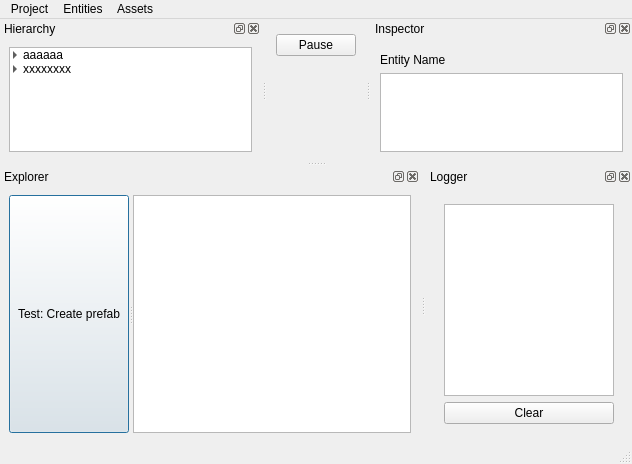
Old version of the form res/WindowMain.ui in the repository Bang3DEngine/OldBang.
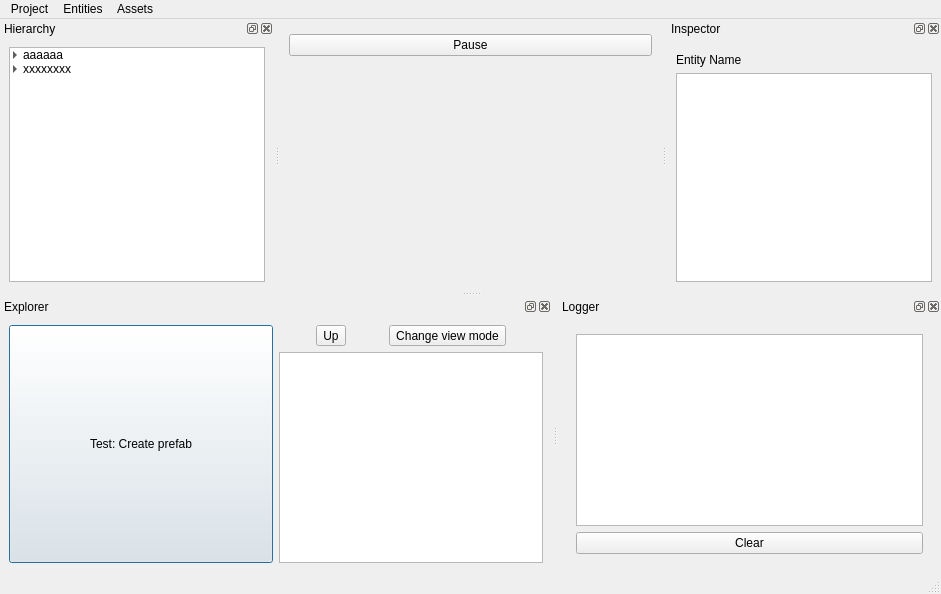
New version of the form. Icons and pictures are not drawn. Custom widgets are drawn as their Qt base class.

Commit message: Explorer with Up button and Change View Mode button done

```diff
--- a/res/WindowMain.ui
+++ b/res/WindowMain.ui
@@ -9,8 +9,8 @@
    <rect>
     <x>0</x>
     <y>0</y>
-    <width>632</width>
-    <height>464</height>
+    <width>941</width>
+    <height>594</height>
    </rect>
   </property>
   <property name="windowTitle">
@@ -63,7 +63,7 @@
     <rect>
      <x>0</x>
      <y>0</y>
-     <width>632</width>
+     <width>941</width>
      <height>25</height>
     </rect>
    </property>
@@ -302,7 +302,7 @@
    <property name="minimumSize">
     <size>
      <width>420</width>
-     <height>130</height>
+     <height>158</height>
     </size>
    </property>
    <property name="features">
@@ -315,21 +315,10 @@
     <number>8</number>
    </attribute>
    <widget class="QWidget" name="dockWidgetContents_5">
-    <layout class="QVBoxLayout" name="verticalLayout_7">
+    <layout class="QVBoxLayout" name="verticalLayout_10">
      <item>
-      <widget class="QSplitter" name="splitter">
-       <property name="sizePolicy">
-        <sizepolicy hsizetype="Preferred" vsizetype="Preferred">
-         <horstretch>0</horstretch>
-         <verstretch>0</verstretch>
-        </sizepolicy>
-       </property>
-       <property name="orientation">
-        <enum>Qt::Horizontal</enum>
-       </property>
-       <property name="childrenCollapsible">
-        <bool>true</bool>
-       </property>
+      <layout class="QHBoxLayout" name="horizontalLayout_3">
+       <item>
        <widget class="QPushButton" name="buttonCreatePrefab">
         <property name="sizePolicy">
          <sizepolicy hsizetype="Preferred" vsizetype="Preferred">
@@ -344,6 +333,28 @@
          <bool>true</bool>
         </property>
        </widget>
+       </item>
+       <item>
+        <layout class="QVBoxLayout" name="verticalLayout_7">
+         <item>
+          <layout class="QHBoxLayout" name="horizontalLayout_4">
+           <item>
+            <widget class="QToolButton" name="buttonExplorerDirUp">
+             <property name="text">
+              <string>Up</string>
+             </property>
+            </widget>
+           </item>
+           <item>
+            <widget class="QToolButton" name="buttonExplorerChangeViewMode">
+             <property name="text">
+              <string>Change view mode</string>
+             </property>
+            </widget>
+           </item>
+          </layout>
+         </item>
+         <item>
        <widget class="Explorer" name="widgetTreeExplorer">
         <property name="sizePolicy">
          <sizepolicy hsizetype="Preferred" vsizetype="Preferred">
@@ -355,7 +366,10 @@
          <bool>true</bool>
         </property>
        </widget>
-      </widget>
+         </item>
+        </layout>
+       </item>
+      </layout>
      </item>
     </layout>
    </widget>
```
Lines whose indentation alone changed are shown as unchanged. The commit also changes 4 other files.
